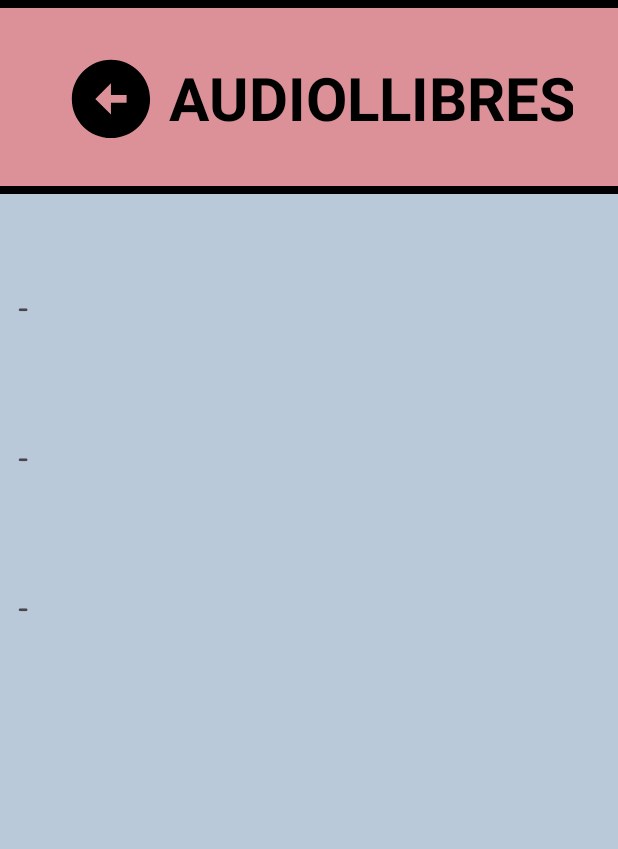
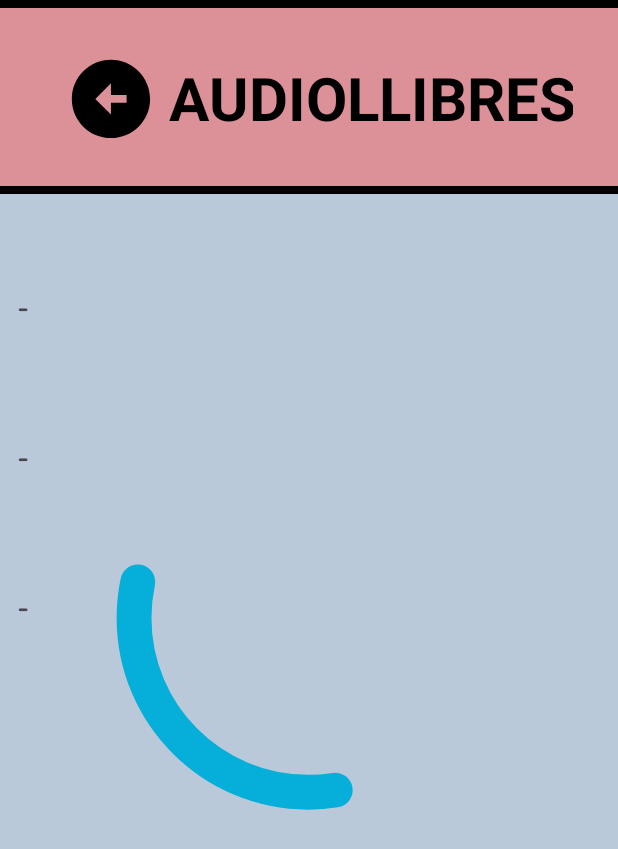
Before and after one commit to Jordiii5/URMETRO_APP, an Android app: the layout fragment_audiollibres.xml on its own in the app's theme, with its tools: preview values and no code run, on a phone screen of 412 x 824 dp. Shown: the top 849 px of the screen. Run offline under Robolectric (Android 15) with nearby library versions, the phone set to English and light mode, and no system bars; network calls fail.

Commit message:
Roda de carrega

```diff
--- a/app/src/main/java/com/example/urmetro/IniciarSessioFragment.kt
+++ b/app/src/main/java/com/example/urmetro/IniciarSessioFragment.kt
@@ -75,6 +75,7 @@ class IniciarSessioFragment : Fragment() {
  */
 
         binding.login.setOnClickListener {
+            binding.carrega.visibility=View.VISIBLE
             val dni = binding.dniField.text.toString().uppercase()
             val contra = binding.contrasenyaField.text.toString()
             val saveCredentials = binding.rememberCheckbox.isChecked
@@ -117,11 +118,13 @@ class IniciarSessioFragment : Fragment() {
                             }
                         } else {
                             Toast.makeText(context, "Error con el email o contraseña, inténtalo de nuevo", Toast.LENGTH_SHORT).show()
+                            binding.carrega.visibility=View.INVISIBLE
                         }
                     }
                 }
             } else {
                 Toast.makeText(context, "Has dejado espacios vacíos, rellénalos todos", Toast.LENGTH_SHORT).show()
+                binding.carrega.visibility=View.INVISIBLE
             }
         }
         binding.registrat.setOnClickListener {
--- a/app/src/main/java/com/example/urmetro/RegistreFragment.kt
+++ b/app/src/main/java/com/example/urmetro/RegistreFragment.kt
@@ -37,6 +37,7 @@ class RegistreFragment : Fragment() {
     override fun onViewCreated(view: View, savedInstanceState: Bundle?) {
         super.onViewCreated(view, savedInstanceState)
         binding.crearCompte.setOnClickListener {
+            binding.carrega.visibility=View.VISIBLE
             val dni = binding.dniField.text.toString().uppercase()
             val contra = binding.contrasenyaField.text.toString()
             val nom = binding.nameField.text.toString()
@@ -46,13 +47,16 @@ class RegistreFragment : Fragment() {
             if (nom == "" || dni == "" || contra == "" || repetircontra == ""){
                 //faltara crear un toast para poder avisar que se ha dejado espacios vacios para registrar un usuario
                 Toast.makeText(context, "Has dejado espacios vacíos, rellénalos todos", Toast.LENGTH_SHORT).show()
+                binding.carrega.visibility=View.INVISIBLE
             }else if (contra != repetircontra){
                 //faltara crear un toast para poder avisar que las contras no son iguales
                 Toast.makeText(context, "Las contraseñas no coinciden", Toast.LENGTH_SHORT).show()
+                binding.carrega.visibility=View.INVISIBLE
             }
             else if (dni.length < 9 || dni.length > 9){
                 //faltara crear un toast para poder avisar que el dni no puede ser diferente a 9 caracteres
                 Toast.makeText(context, "El DNI tiene que contener 9 caracteres.", Toast.LENGTH_SHORT).show()
+                binding.carrega.visibility=View.INVISIBLE
             }else{
                 val hashedPassword = HashUtils.hashPassword(binding.contrasenyaField.text.toString())
                 viewModel.currentUsuari.value = Usuari(0,binding.nameField.text.toString(), binding.dniField.text.toString().uppercase(), 0, 0, hashedPassword)
@@ -67,6 +71,7 @@ class RegistreFragment : Fragment() {
                         }else{
                             //faltara crear un toast para poder avisar que el usuario no se ha podido registrar
                             Toast.makeText(context, "Error al registrarse", Toast.LENGTH_SHORT).show()
+                            binding.carrega.visibility=View.INVISIBLE
                         }
                     }
                 }
--- a/app/src/main/java/com/example/urmetro/audiollibres/viewmodel/BooksViewModel.kt
+++ b/app/src/main/java/com/example/urmetro/audiollibres/viewmodel/BooksViewModel.kt
@@ -13,6 +13,7 @@ class BooksViewModel : ViewModel() {
     private val repository = Repository()
     var data = MutableLiveData<List<Book>?>()
     var currentBook = MutableLiveData<Book>()
+    val success= MutableLiveData<Boolean>()
 
     /**
      * @author Joel Garcia
--- a/app/src/main/res/layout/fragment_audiollibres.xml
+++ b/app/src/main/res/layout/fragment_audiollibres.xml
@@ -40,6 +40,19 @@
             />
 
     </androidx.constraintlayout.widget.ConstraintLayout>
+    <com.airbnb.lottie.LottieAnimationView
+    android:id="@+id/carrega"
+    android:layout_width="493dp"
+    android:layout_height="297dp"
+    app:layout_constraintBottom_toBottomOf="parent"
+    app:layout_constraintEnd_toEndOf="parent"
+    app:layout_constraintStart_toStartOf="parent"
+    app:layout_constraintTop_toTopOf="parent"
+    app:lottie_autoPlay="true"
+    app:lottie_loop="true"
+
+    app:lottie_rawRes="@raw/carrega_animacio"
+    />
 
     <androidx.recyclerview.widget.RecyclerView
         android:id="@+id/recyclerView"
@@ -51,4 +64,5 @@
         tools:listitem="@layout/item_book"
         app:flow_horizontalAlign="center"
         app:layout_constraintBottom_toBottomOf="parent"/>
+
 </androidx.constraintlayout.widget.ConstraintLayout>
```
Also changed, not shown: app/src/main/java/com/example/urmetro/AudiollibresFragment.kt (+9 -0 lines), app/src/main/java/com/example/urmetro/GaleriaImatgesFragment.kt (+10 -0 lines), app/src/main/res/layout/fragment_galeria_imatges.xml (+13 -0 lines), app/src/main/res/layout/fragment_iniciar_sessio.xml (+15 -1 lines), app/src/main/res/layout/fragment_registre.xml (+13 -1 lines), app/src/main/res/layout/item_publicacio.xml (+11 -0 lines), app/src/main/res/raw/carrega_animacio.json (added, +1 -0 lines).
